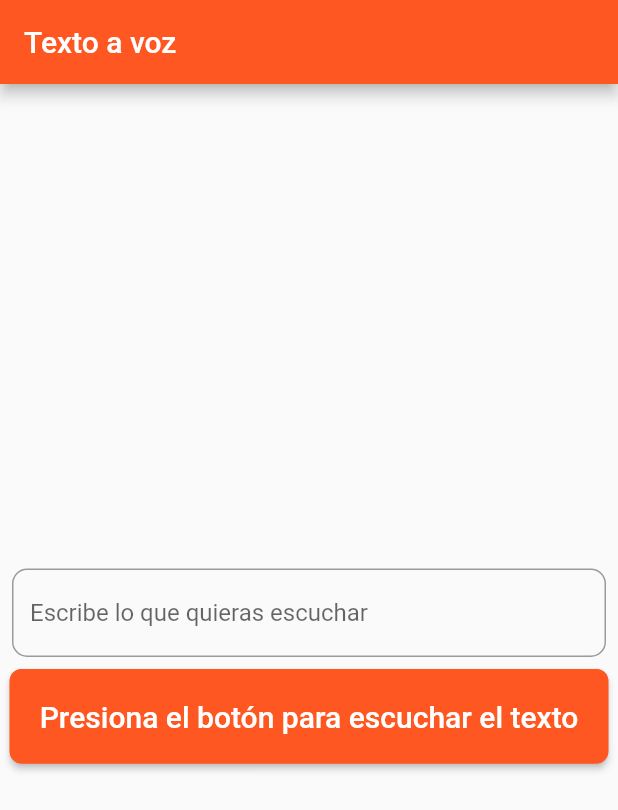
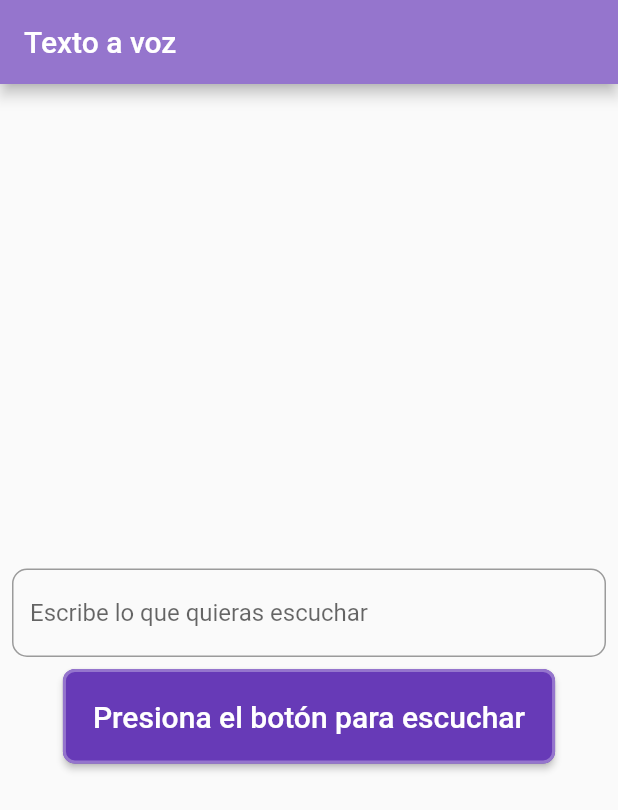
Before and after one commit to ionene/texttospeech, a Flutter app: the screen it shows after launch, on a phone screen of 412 x 824 dp. Shown: the top 810 px of the screen. Run offline on Flutter 3.47's test engine with Material 2 defaults, Android fonts, the phone set to English and light mode, and no system bars; our stand-ins replace flutter_tts.

Commit message:
cambio color

```diff
--- a/lib/main.dart
+++ b/lib/main.dart
@@ -11,7 +11,7 @@ class TToS extends StatelessWidget {
       home: Scaffold(
         appBar: AppBar(
           title: Text('Texto a voz'),
-          backgroundColor: Colors.deepOrange,
+          backgroundColor: Colors.deepPurple[300],
         ),
         body: _Home(),
       ),
@@ -49,21 +49,21 @@ class __HomeState extends State<_Home> {
                   border: OutlineInputBorder(
                       borderRadius: BorderRadius.circular(10),
                       borderSide:
-                          BorderSide(width: 2, color: Colors.deepOrange))),
+                          BorderSide(width: 2, color: Colors.deepPurple))),
               controller: textEditingController,
             ),
           ),
           RaisedButton(
             shape: RoundedRectangleBorder(
                 borderRadius: BorderRadius.circular(8),
-                side: BorderSide(width: 2, color: Colors.deepOrange)),
+                side: BorderSide(width: 2, color: Colors.deepPurple[300])),
             child: Text(
-              'Presiona el botón para escuchar el texto',
+              'Presiona el botón para escuchar',
               style: TextStyle(fontSize: 20, color: Colors.white),
             ),
             onPressed: () => _speak(textEditingController.text),
             padding: EdgeInsets.all(20),
-            color: Colors.deepOrange,
+            color: Colors.deepPurple,
           ),
         ],
       ),
```
Also changed, not shown: 1 other file.
